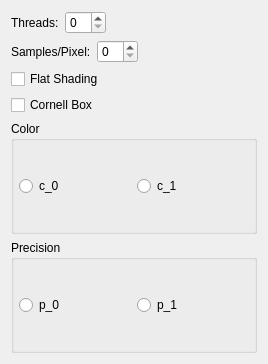
First picture: the form in src/gui/dialogs/painter_parameters.ui, repository cppd/math, before the edit.
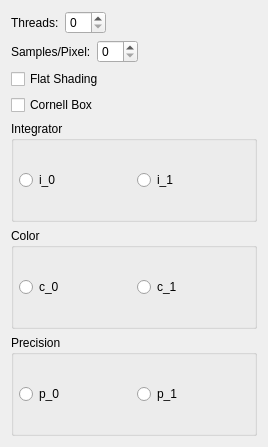
Second picture: the form after the edit.

Commit message: painter parameters dialogs

```diff
--- a/src/gui/dialogs/painter_parameters.ui
+++ b/src/gui/dialogs/painter_parameters.ui
@@ -7,7 +7,7 @@
     <x>0</x>
     <y>0</y>
     <width>268</width>
-    <height>364</height>
+    <height>447</height>
    </rect>
   </property>
   <property name="windowTitle">
@@ -82,6 +82,41 @@
      </property>
     </widget>
    </item>
+   <item>
+    <widget class="QGroupBox" name="group_box_integrator">
+     <property name="title">
+      <string>Integrator</string>
+     </property>
+     <layout class="QHBoxLayout" name="horizontalLayout_3">
+      <property name="leftMargin">
+       <number>5</number>
+      </property>
+      <property name="topMargin">
+       <number>5</number>
+      </property>
+      <property name="rightMargin">
+       <number>5</number>
+      </property>
+      <property name="bottomMargin">
+       <number>5</number>
+      </property>
+      <item>
+       <widget class="QRadioButton" name="radio_button_integrator_0">
+        <property name="text">
+         <string>i_0</string>
+        </property>
+       </widget>
+      </item>
+      <item>
+       <widget class="QRadioButton" name="radio_button_integrator_1">
+        <property name="text">
+         <string>i_1</string>
+        </property>
+       </widget>
+      </item>
+     </layout>
+    </widget>
+   </item>
    <item>
     <widget class="QGroupBox" name="group_box_color">
      <property name="title">
```
The commit also changes 7 other files.
